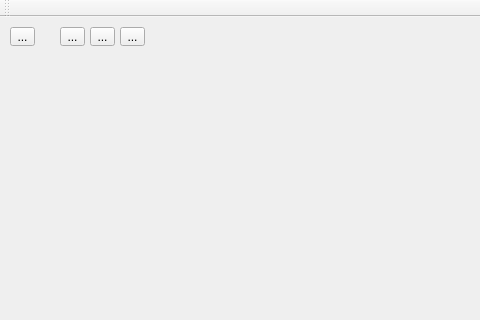
Old version of the form src/mainwindow.ui in the repository mkhorram/audio-spectrum-visualizer; both pictures show x 0 to 480 and y 0 to 320 of the 643 by 434 pixel window.
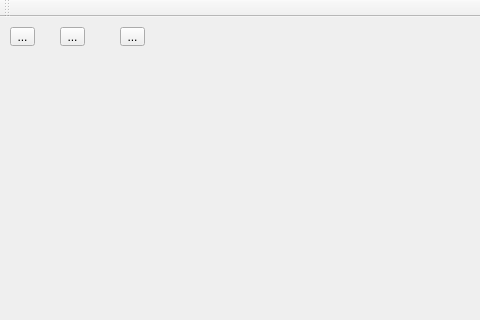
New version of the form. Icons and pictures are not drawn.

Commit message: work on some gui for the user experience

```diff
--- a/src/mainwindow.ui
+++ b/src/mainwindow.ui
@@ -65,23 +65,6 @@
       <normaloff>:/icons/res/stop.svg</normaloff>:/icons/res/stop.svg</iconset>
     </property>
    </widget>
-   <widget class="QToolButton" name="tbPause">
-    <property name="geometry">
-     <rect>
-      <x>90</x>
-      <y>10</y>
-      <width>25</width>
-      <height>19</height>
-     </rect>
-    </property>
-    <property name="text">
-     <string>...</string>
-    </property>
-    <property name="icon">
-     <iconset resource="resource_file.qrc">
-      <normaloff>:/icons/res/pause.svg</normaloff>:/icons/res/pause.svg</iconset>
-    </property>
-   </widget>
   </widget>
   <widget class="QStatusBar" name="statusbar"/>
   <widget class="QToolBar" name="toolBar">
```
The commit also changes 4 other files.
